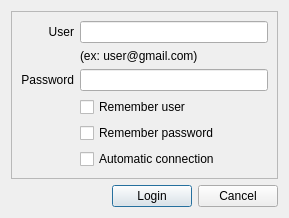
First picture: the form in src/GuiNetworkLogin.ui, repository hwgao/beebeep, before the edit.
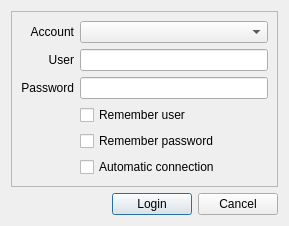
Second picture: the form after the edit.

```diff
--- a/src/GuiNetworkLogin.ui
+++ b/src/GuiNetworkLogin.ui
@@ -24,6 +24,19 @@
      </property>
      <layout class="QGridLayout" name="gridLayout">
       <item row="0" column="0">
+       <widget class="QLabel" name="mp_lService">
+        <property name="text">
+         <string>Account</string>
+        </property>
+        <property name="alignment">
+         <set>Qt::AlignRight|Qt::AlignTrailing|Qt::AlignVCenter</set>
+        </property>
+       </widget>
+      </item>
+      <item row="0" column="1">
+       <widget class="QComboBox" name="mp_comboService"/>
+      </item>
+      <item row="1" column="0">
        <widget class="QLabel" name="mp_lJid">
         <property name="text">
          <string>User</string>
@@ -33,24 +46,8 @@
         </property>
        </widget>
       </item>
-      <item row="0" column="1">
-       <widget class="QLineEdit" name="mp_leUser"/>
-      </item>
       <item row="1" column="1">
-       <widget class="QLabel" name="mp_lUserHelp">
-        <property name="text">
-         <string>(ex: user@gmail.com)</string>
-        </property>
-        <property name="textFormat">
-         <enum>Qt::AutoText</enum>
-        </property>
-        <property name="alignment">
-         <set>Qt::AlignLeading|Qt::AlignLeft|Qt::AlignVCenter</set>
-        </property>
-        <property name="wordWrap">
-         <bool>true</bool>
-        </property>
-       </widget>
+       <widget class="QLineEdit" name="mp_leUser"/>
       </item>
       <item row="2" column="0">
        <widget class="QLabel" name="mp_lPassword">
```
Left out of the diff: 1 changed line with no effect on the pictures.
